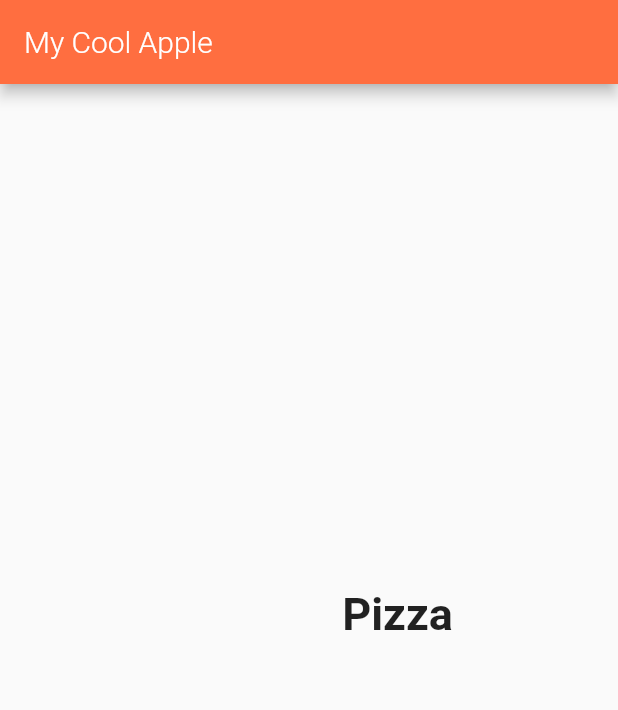
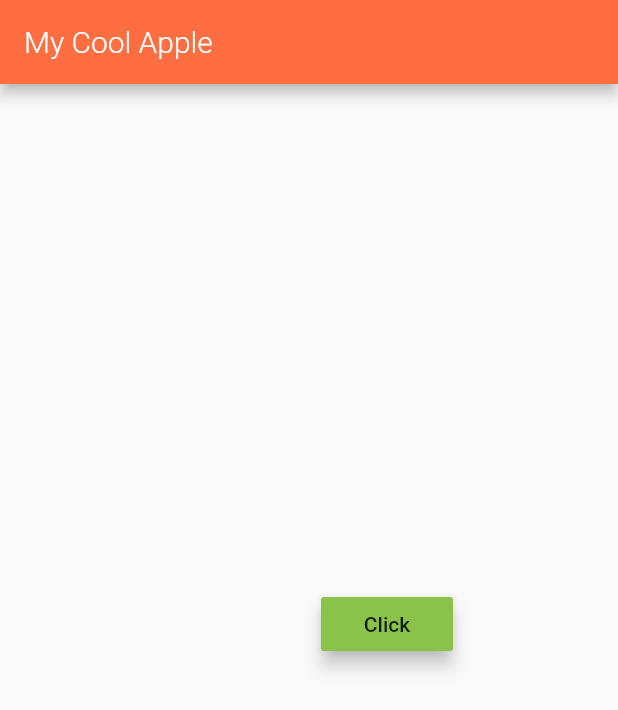
Before and after one commit to Mujib517/flutter-app, a Flutter app: the screen it shows after launch, on a phone screen of 412 x 824 dp. Shown: the top 710 px of the screen. Run offline on Flutter 3.47's test engine with Material 2 defaults, Android fonts, the phone set to English and light mode, and no system bars; Roboto replaces fonts that are missing (Oxygen).

Commit message:
RaisedButton Widget with handler

```diff
--- a/lib/about.dart
+++ b/lib/about.dart
@@ -1,4 +1,5 @@
 import 'package:flutter/material.dart';
+import './button.dart';
 
 class About extends StatelessWidget {
   Widget build(BuildContext context) {
@@ -7,12 +8,6 @@ class About extends StatelessWidget {
             alignment: Alignment.topRight,
             width: 192,
             height: 96,
-            child: Text(
-              'Pizza',
-              style: TextStyle(
-                  fontFamily: 'Oxygen',
-                  fontSize: 30,
-                  fontWeight: FontWeight.w700),
-            )));
+            child: ButtonWidget()));
   }
 }
--- /dev/null
+++ b/lib/button.dart
@@ -0,0 +1,18 @@
+import 'package:flutter/material.dart';
+
+class ButtonWidget extends StatelessWidget {
+  Widget build(BuildContext context) {
+    return Container(
+        child: RaisedButton(
+            child: Text('Click'),
+            elevation: 5,
+            color: Colors.lightGreen,
+            onPressed: () => onBtnClick(context)));
+  }
+
+  void onBtnClick(BuildContext context) {
+    var alert = AlertDialog(
+        title: Text('Alert'), content: Text('You pressed the button'));
+    showDialog(context: context, builder: (BuildContext context) => alert);
+  }
+}
--- a/pubspec.yaml
+++ b/pubspec.yaml
@@ -1,4 +1,4 @@
-name: A Flutter App
+name: flutter_app
 description: A new Flutter application.
 version: 1.0.0+1
 environment:
```
Also changed, not shown: 1 other file.
